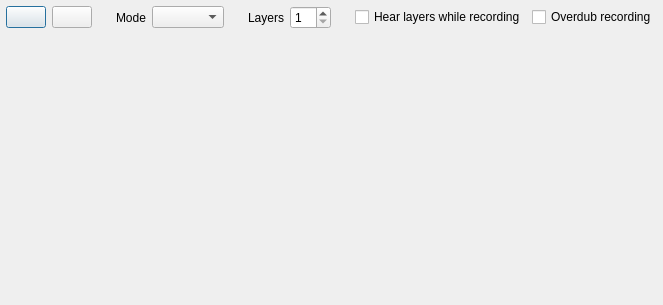
This is src/Common/gui/LooperWindow.ui in elieserdejesus/JamTaba as Qt 5 draws it before an edit. The edited form follows.
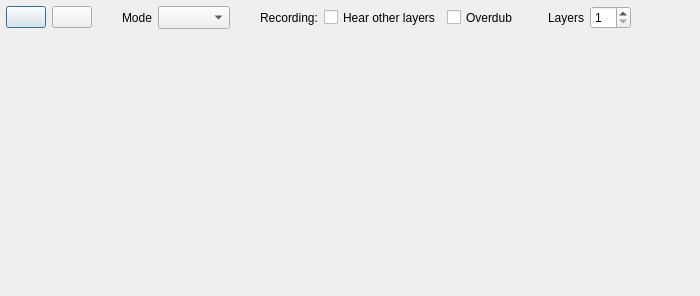
This is the edited form. Icons and pictures are not drawn.

Commit message: Including the 'hear other layers' checkbox in the 'selected' mode too

Diff of the .ui file:
```diff
--- a/src/Common/gui/LooperWindow.ui
+++ b/src/Common/gui/LooperWindow.ui
@@ -6,10 +6,16 @@
    <rect>
     <x>0</x>
     <y>0</y>
-    <width>589</width>
-    <height>305</height>
+    <width>700</width>
+    <height>296</height>
    </rect>
   </property>
+  <property name="minimumSize">
+   <size>
+    <width>700</width>
+    <height>0</height>
+   </size>
+  </property>
   <property name="windowTitle">
    <string>Dialog</string>
   </property>
@@ -88,7 +94,7 @@
         </property>
         <property name="sizeHint" stdset="0">
          <size>
-          <width>18</width>
+          <width>24</width>
           <height>20</height>
          </size>
         </property>
@@ -105,7 +111,14 @@
        </widget>
       </item>
       <item>
-       <widget class="QComboBox" name="comboBoxPlayMode"/>
+       <widget class="QComboBox" name="comboBoxPlayMode">
+        <property name="sizePolicy">
+         <sizepolicy hsizetype="Preferred" vsizetype="Minimum">
+          <horstretch>0</horstretch>
+          <verstretch>0</verstretch>
+         </sizepolicy>
+        </property>
+       </widget>
       </item>
       <item>
        <spacer name="horizontalSpacer_2">
@@ -117,7 +130,56 @@
         </property>
         <property name="sizeHint" stdset="0">
          <size>
-          <width>18</width>
+          <width>24</width>
+          <height>20</height>
+         </size>
+        </property>
+       </spacer>
+      </item>
+      <item>
+       <widget class="QLabel" name="labelRecording">
+        <property name="text">
+         <string>Recording:</string>
+        </property>
+       </widget>
+      </item>
+      <item>
+       <widget class="QCheckBox" name="checkBoxHearLayersWhileRecording">
+        <property name="sizePolicy">
+         <sizepolicy hsizetype="Minimum" vsizetype="Minimum">
+          <horstretch>0</horstretch>
+          <verstretch>0</verstretch>
+         </sizepolicy>
+        </property>
+        <property name="text">
+         <string>Hear other layers</string>
+        </property>
+       </widget>
+      </item>
+      <item>
+       <widget class="QCheckBox" name="checkBoxOverdub">
+        <property name="sizePolicy">
+         <sizepolicy hsizetype="Minimum" vsizetype="Minimum">
+          <horstretch>0</horstretch>
+          <verstretch>0</verstretch>
+         </sizepolicy>
+        </property>
+        <property name="text">
+         <string>Overdub</string>
+        </property>
+       </widget>
+      </item>
+      <item>
+       <spacer name="horizontalSpacer_3">
+        <property name="orientation">
+         <enum>Qt::Horizontal</enum>
+        </property>
+        <property name="sizeType">
+         <enum>QSizePolicy::Fixed</enum>
+        </property>
+        <property name="sizeHint" stdset="0">
+         <size>
+          <width>24</width>
           <height>20</height>
          </size>
         </property>
@@ -135,47 +197,17 @@
       </item>
       <item>
        <widget class="QSpinBox" name="maxLayersSpinBox">
+        <property name="sizePolicy">
+         <sizepolicy hsizetype="Minimum" vsizetype="Minimum">
+          <horstretch>0</horstretch>
+          <verstretch>0</verstretch>
+         </sizepolicy>
+        </property>
         <property name="minimum">
          <number>1</number>
         </property>
        </widget>
       </item>
-      <item>
-       <spacer name="horizontalSpacer_3">
-        <property name="orientation">
-         <enum>Qt::Horizontal</enum>
-        </property>
-        <property name="sizeType">
-         <enum>QSizePolicy::Fixed</enum>
-        </property>
-        <property name="sizeHint" stdset="0">
-         <size>
-          <width>18</width>
-          <height>20</height>
-         </size>
-        </property>
-       </spacer>
-      </item>
-      <item>
-       <widget class="QCheckBox" name="checkBoxHearLayersWhileRecording">
-        <property name="sizePolicy">
-         <sizepolicy hsizetype="Minimum" vsizetype="Fixed">
-          <horstretch>0</horstretch>
-          <verstretch>0</verstretch>
-         </sizepolicy>
-        </property>
-        <property name="text">
-         <string>Hear layers while recording</string>
-        </property>
-       </widget>
-      </item>
-      <item>
-       <widget class="QCheckBox" name="checkBoxOverdub">
-        <property name="text">
-         <string>Overdub recording</string>
-        </property>
-       </widget>
-      </item>
       <item>
        <spacer name="horizontalSpacer_4">
         <property name="orientation">
```
The commit also changes 8 other files.
